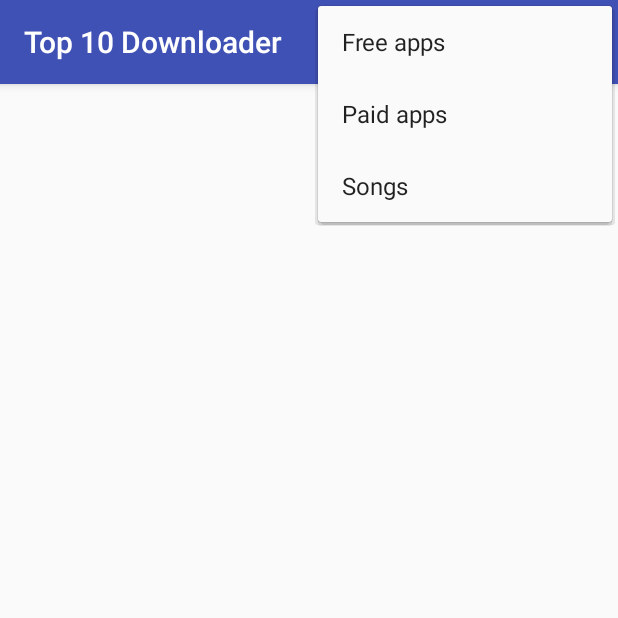
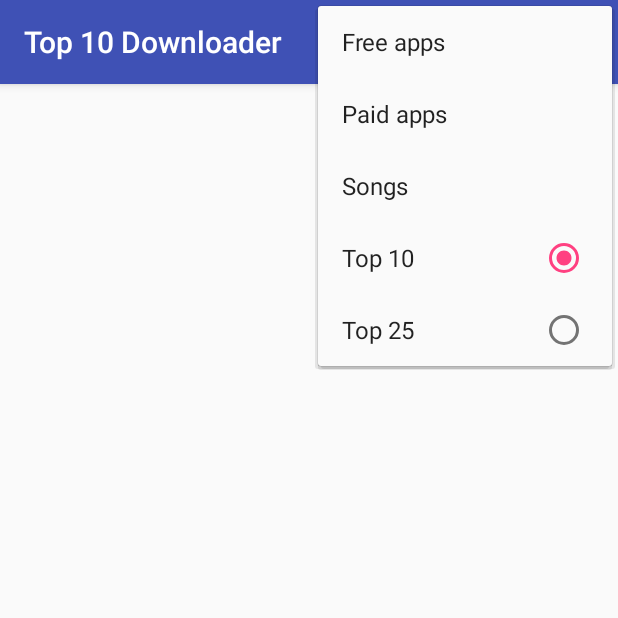
Before and after one commit to angwandi/Top10Downloader, an Android app: the screen it shows after launch (MainActivity), with the options menu open, on a phone screen of 412 x 824 dp, the top half of it. Run offline under Robolectric (Android 15) with nearby library versions, the phone set to English and light mode, and no system bars; network calls fail.

Commit message:
Add menu group xml

```diff
--- a/app/src/main/res/menu/feeds_menu.xml
+++ b/app/src/main/res/menu/feeds_menu.xml
@@ -9,4 +9,15 @@
     <item
         android:id="@+id/mnuSongs"
         android:title="Songs" />
+    <group
+        android:id="@+id/mnugrpLimit"
+        android:checkableBehavior="single">
+        <item
+            android:id="@+id/mnu10"
+            android:checked="true"
+            android:title="Top 10" />
+        <item
+            android:id="@+id/mnu25"
+            android:title="Top 25" />
+    </group>
 </menu>
```
